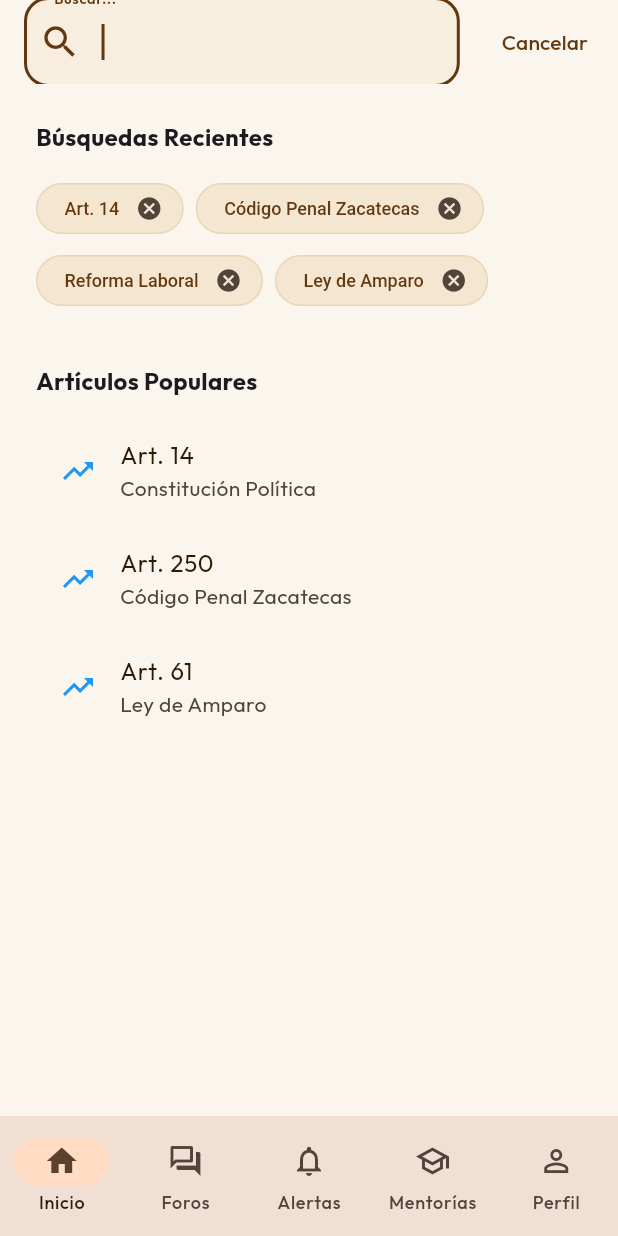
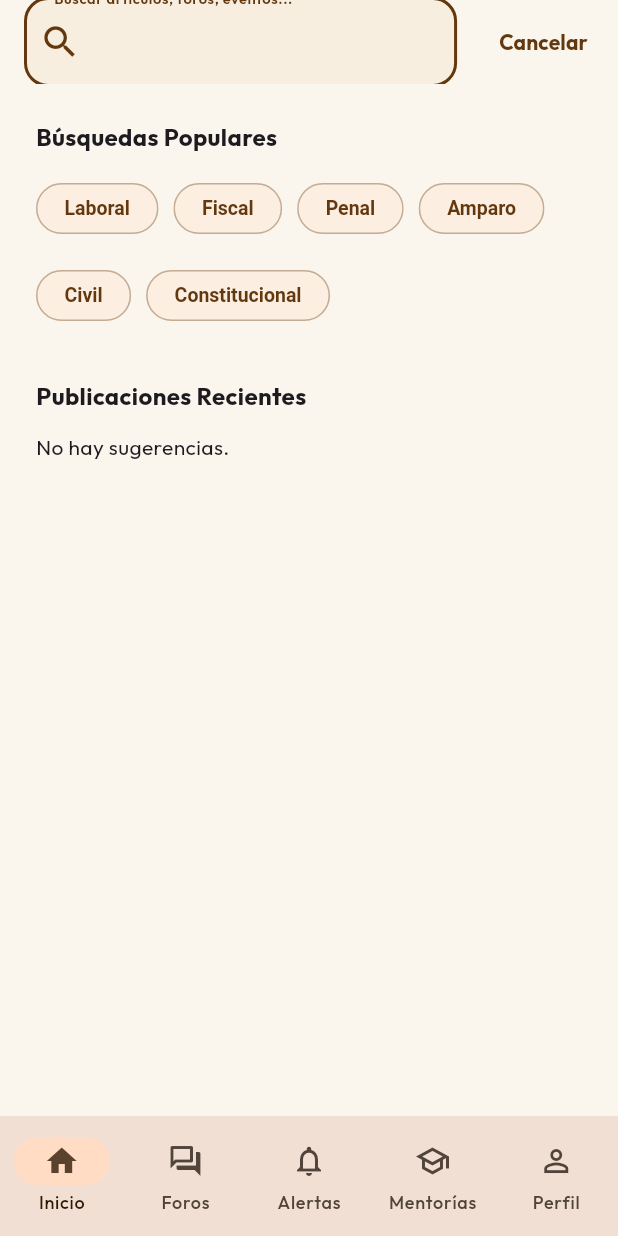
Before and after one commit to KIFUEL/Iuszac, a Flutter app: the GlobalSearchView screen opened by its route, on a phone screen of 412 x 824 dp. Run offline on Flutter 3.47's test engine with Material 3 defaults, Android fonts, the phone set to English and light mode, and no system bars; our stand-ins replace flutter_riverpod, go_router, google_fonts, supabase_flutter; missing offline and left inert: dart:js, flutter_quill; accounts and stored records are empty.

Commit message:
UI: Remove tune button from search bar and make GlobalSearchView suggestions dynamic with improved chips

```diff
--- a/lib/views/search/global_search_view.dart
+++ b/lib/views/search/global_search_view.dart
@@ -1,6 +1,7 @@
 import 'package:flutter/material.dart';
 import 'package:flutter_riverpod/flutter_riverpod.dart';
 import 'package:go_router/go_router.dart';
+import '../../providers/database_provider.dart';
 import '../../widgets/common_widgets.dart';
 
 class GlobalSearchView extends ConsumerStatefulWidget {
@@ -14,19 +15,6 @@ class _GlobalSearchViewState extends ConsumerState<GlobalSearchView> {
   final _searchController = TextEditingController();
   final _focusNode = FocusNode();
   String _searchQuery = '';
-
-  final List<String> _recentSearches = [
-    'Art. 14',
-    'Código Penal Zacatecas',
-    'Reforma Laboral',
-    'Ley de Amparo'
-  ];
-
-  final List<Map<String, String>> _popularArticles = [
-    {'title': 'Art. 14', 'subtitle': 'Constitución Política'},
-    {'title': 'Art. 250', 'subtitle': 'Código Penal Zacatecas'},
-    {'title': 'Art. 61', 'subtitle': 'Ley de Amparo'},
-  ];
 
   @override
   void initState() {
@@ -48,94 +36,159 @@ class _GlobalSearchViewState extends ConsumerState<GlobalSearchView> {
     return Scaffold(
       appBar: AppBar(
         automaticallyImplyLeading: false,
-        title: LawTextField(
-          label: 'Buscar...',
+        title: Hero(
+          tag: 'search_bar',
+          child: Material(
+            type: MaterialType.transparency,
+            child: LawTextField(
+              label: 'Buscar artículos, foros, eventos...',
               icon: Icons.search,
               controller: _searchController,
               focusNode: _focusNode,
               onChanged: (val) => setState(() => _searchQuery = val.trim()),
             ),
+          ),
+        ),
         actions: [
           TextButton(
-            onPressed: () => context.go('/'),
-            child: const Text('Cancelar'),
+            onPressed: () => context.pop(),
+            child: const Text('Cancelar', style: TextStyle(fontWeight: FontWeight.bold)),
           ),
           const SizedBox(width: 8),
         ],
       ),
-      body: _searchQuery.isEmpty ? _buildSuggestions() : _buildResults(),
+      body: _searchQuery.isEmpty ? _buildSuggestions(context) : _buildResults(context),
     );
   }
 
-  Widget _buildSuggestions() {
+  Widget _buildSuggestions(BuildContext context) {
+    final tagsAsync = ref.watch(popularTagsProvider);
+    final publicationsAsync = ref.watch(publicationsProvider);
+    final colorScheme = Theme.of(context).colorScheme;
+
     return ListView(
       padding: const EdgeInsets.all(24),
       children: [
-        if (_recentSearches.isNotEmpty) ...[
+        tagsAsync.when(
+          data: (tags) {
+            if (tags.isEmpty) return const SizedBox.shrink();
+            return Column(
+              crossAxisAlignment: CrossAxisAlignment.start,
+              children: [
                 const Text(
-            'Búsquedas Recientes',
+                  'Búsquedas Populares',
                   style: TextStyle(fontWeight: FontWeight.bold, fontSize: 16),
                 ),
                 const SizedBox(height: 12),
                 Wrap(
-            spacing: 8,
-            children: _recentSearches.map((s) => _buildChip(s)).toList(),
+                  spacing: 10,
+                  runSpacing: 10,
+                  children: tags.take(8).map((tag) => _buildChip(tag, colorScheme)).toList(),
                 ),
                 const SizedBox(height: 32),
               ],
+            );
+          },
+          loading: () => const SizedBox.shrink(),
+          error: (_, __) => const SizedBox.shrink(),
+        ),
         const Text(
-          'Artículos Populares',
+          'Publicaciones Recientes',
           style: TextStyle(fontWeight: FontWeight.bold, fontSize: 16),
         ),
         const SizedBox(height: 12),
-        ..._popularArticles.map((a) => ListTile(
-              leading: const Icon(Icons.trending_up, color: Colors.blue),
-              title: Text(a['title']!),
-              subtitle: Text(a['subtitle']!),
-              onTap: () {},
-            )),
+        publicationsAsync.when(
+          data: (pubs) {
+            if (pubs.isEmpty) return const Text('No hay sugerencias.');
+            return Column(
+              children: pubs.take(4).map((pub) {
+                IconData icon;
+                Color iconColor;
+                switch (pub.contentType) {
+                  case 'noticia':
+                    icon = Icons.newspaper;
+                    iconColor = Colors.orange;
+                    break;
+                  case 'evento':
+                  case 'convocatoria':
+                    icon = Icons.event;
+                    iconColor = Colors.green;
+                    break;
+                  case 'reforma':
+                    icon = Icons.gavel;
+                    iconColor = Colors.blue;
+                    break;
+                  default:
+                    icon = Icons.article;
+                    iconColor = colorScheme.primary;
+                }
+
+                return ListTile(
+                  contentPadding: EdgeInsets.zero,
+                  leading: Container(
+                    padding: const EdgeInsets.all(8),
+                    decoration: BoxDecoration(
+                      color: iconColor.withValues(alpha: 0.15),
+                      borderRadius: BorderRadius.circular(10),
+                    ),
+                    child: Icon(icon, color: iconColor, size: 20),
+                  ),
+                  title: Text(pub.title, maxLines: 1, overflow: TextOverflow.ellipsis, style: const TextStyle(fontWeight: FontWeight.w600)),
+                  subtitle: Text(pub.category, style: TextStyle(color: colorScheme.onSurfaceVariant.withValues(alpha: 0.7), fontSize: 13)),
+                  trailing: const Icon(Icons.chevron_right, size: 20),
+                  onTap: () {
+                    context.push('/alerts/detail/${pub.id}');
+                  },
+                );
+              }).toList(),
+            );
+          },
+          loading: () => const Center(child: CircularProgressIndicator()),
+          error: (_, __) => const SizedBox.shrink(),
+        ),
       ],
     );
   }
 
-  Widget _buildChip(String label) {
-    return Chip(
-      label: Text(label, style: const TextStyle(fontSize: 12)),
-      onDeleted: () {
-        setState(() => _recentSearches.remove(label));
+  Widget _buildChip(String label, ColorScheme colorScheme) {
+    return ActionChip(
+      label: Text(label),
+      labelStyle: TextStyle(
+        fontSize: 13,
+        fontWeight: FontWeight.w600,
+        color: colorScheme.primary,
+      ),
+      backgroundColor: colorScheme.primaryContainer.withValues(alpha: 0.3),
+      side: BorderSide(color: colorScheme.primary.withValues(alpha: 0.2)),
+      shape: RoundedRectangleBorder(borderRadius: BorderRadius.circular(20)),
+      onPressed: () {
+        _searchController.text = label;
+        setState(() => _searchQuery = label);
       },
     );
   }
 
-  Widget _buildResults() {
-    return ListView.builder(
-      padding: const EdgeInsets.all(16),
-      itemCount: 5,
-      itemBuilder: (context, index) {
-        return ListTile(
-          leading: const CircleAvatar(child: Icon(Icons.description_outlined)),
-          title: Text('Art. ${index + 100} - Ejemplo de resultado'),
-          subtitle: const Text('Código Civil del Estado de Zacatecas'),
-          trailing: index == 1
-              ? Container(
-                  padding:
-                      const EdgeInsets.symmetric(horizontal: 6, vertical: 2),
-                  decoration: BoxDecoration(
-                    color: Colors.orange.withValues(alpha: 0.1),
-                    borderRadius: BorderRadius.circular(4),
+  Widget _buildResults(BuildContext context) {
+    // Aquí podrías filtrar las publicaciones, foros o artículos en base a _searchQuery
+    // Por ahora dejaremos un placeholder estético
+    final colorScheme = Theme.of(context).colorScheme;
+    return Center(
+      child: Column(
+        mainAxisAlignment: MainAxisAlignment.center,
+        children: [
+          Icon(Icons.search_off_rounded, size: 64, color: colorScheme.outline.withValues(alpha: 0.5)),
+          const SizedBox(height: 16),
+          Text(
+            'Buscando: "$_searchQuery"',
+            style: TextStyle(color: colorScheme.onSurfaceVariant, fontSize: 16, fontWeight: FontWeight.bold),
           ),
-                  child: const Text(
-                    'REFORMA',
-                    style: TextStyle(
-                        color: Colors.orange,
-                        fontSize: 9,
-                        fontWeight: FontWeight.bold),
+          const SizedBox(height: 8),
+          Text(
+            'La búsqueda global completa se conectará pronto.',
+            style: TextStyle(color: colorScheme.onSurfaceVariant.withValues(alpha: 0.7), fontSize: 14),
           ),
-                )
-              : const Icon(Icons.chevron_right),
-          onTap: () {},
-        );
-      },
+        ],
+      ),
     );
   }
 }
```
Also changed, not shown: lib/views/home/home_view.dart (+0 -8 lines). Lines whose indentation alone changed are shown as unchanged.
